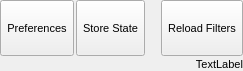
Before: the Qt Designer form src/gui/popupfileaten.ui in trisyoungs/aten, drawn with Qt 5.
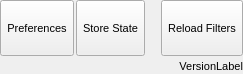
After: the same form once the commit is applied. Icons and pictures are not drawn.

The edit to the form file:
```diff
--- a/src/gui/popupfileaten.ui
+++ b/src/gui/popupfileaten.ui
@@ -7,7 +7,7 @@
     <x>0</x>
     <y>0</y>
     <width>243</width>
-    <height>71</height>
+    <height>74</height>
    </rect>
   </property>
   <property name="sizePolicy">
@@ -184,7 +184,7 @@
       </sizepolicy>
      </property>
      <property name="text">
-      <string>TextLabel</string>
+      <string>VersionLabel</string>
      </property>
      <property name="alignment">
       <set>Qt::AlignRight|Qt::AlignTrailing|Qt::AlignVCenter</set>
```
Left out of the diff: 12 changed lines with no effect on the pictures.
